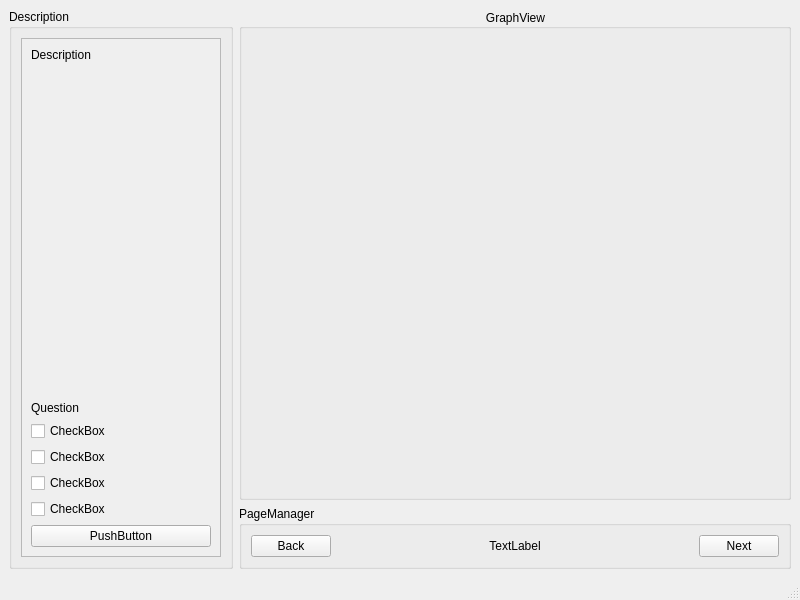
Aleko-Louras/DSFO, file DSFO/mainwindow.ui: the form before one commit.
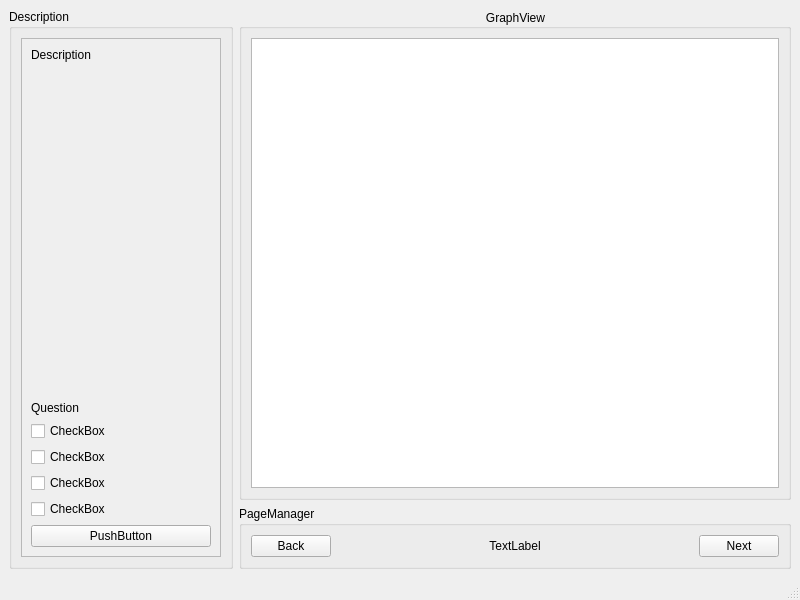
The form after the commit. The open tabs and pages were chosen to show the change. Custom widgets are drawn as their Qt base class.

Commit message: Major refactor of GraphView structure.

```diff
--- a/DSFO/mainwindow.ui
+++ b/DSFO/mainwindow.ui
@@ -180,7 +180,7 @@
       <property name="alignment">
        <set>Qt::AlignCenter</set>
       </property>
-      <layout class="QHBoxLayout" name="horizontalLayout">
+      <layout class="QVBoxLayout" name="verticalLayout_3">
        <item>
         <widget class="QStackedWidget" name="stackedPages">
          <property name="currentIndex">
@@ -198,17 +198,55 @@
            </property>
           </widget>
          </widget>
-         <widget class="QWidget" name="graphPage">
-          <widget class="GraphView" name="widget" native="true">
-           <property name="geometry">
-            <rect>
-             <x>0</x>
-             <y>0</y>
-             <width>530</width>
-             <height>420</height>
-            </rect>
+         <widget class="QWidget" name="page_1">
+          <property name="sizePolicy">
+           <sizepolicy hsizetype="MinimumExpanding" vsizetype="MinimumExpanding">
+            <horstretch>0</horstretch>
+            <verstretch>0</verstretch>
+           </sizepolicy>
+          </property>
+          <layout class="QHBoxLayout" name="horizontalLayout">
+           <property name="leftMargin">
+            <number>0</number>
            </property>
-          </widget>
+           <property name="topMargin">
+            <number>0</number>
+           </property>
+           <property name="rightMargin">
+            <number>0</number>
+           </property>
+           <property name="bottomMargin">
+            <number>0</number>
+           </property>
+           <item>
+            <widget class="GraphView" name="graphicsView">
+             <property name="sizePolicy">
+              <sizepolicy hsizetype="Preferred" vsizetype="Preferred">
+               <horstretch>0</horstretch>
+               <verstretch>0</verstretch>
+              </sizepolicy>
+             </property>
+             <property name="minimumSize">
+              <size>
+               <width>500</width>
+               <height>400</height>
+              </size>
+             </property>
+             <property name="lineWidth">
+              <number>0</number>
+             </property>
+             <property name="verticalScrollBarPolicy">
+              <enum>Qt::ScrollBarAlwaysOff</enum>
+             </property>
+             <property name="horizontalScrollBarPolicy">
+              <enum>Qt::ScrollBarAlwaysOff</enum>
+             </property>
+             <property name="sizeAdjustPolicy">
+              <enum>QAbstractScrollArea::AdjustToContents</enum>
+             </property>
+            </widget>
+           </item>
+          </layout>
          </widget>
          <widget class="QWidget" name="page_2">
           <property name="sizePolicy">
@@ -295,12 +333,6 @@
   <widget class="QStatusBar" name="statusbar"/>
  </widget>
  <customwidgets>
-  <customwidget>
-   <class>GraphView</class>
-   <extends>QWidget</extends>
-   <header>graphview.h</header>
-   <container>1</container>
-  </customwidget>
   <customwidget>
    <class>Title</class>
    <extends>QWidget</extends>
@@ -312,6 +344,11 @@
    <extends>QGraphicsView</extends>
    <header>stackview.h</header>
   </customwidget>
+  <customwidget>
+   <class>GraphView</class>
+   <extends>QGraphicsView</extends>
+   <header>graphview.h</header>
+  </customwidget>
  </customwidgets>
  <resources/>
  <connections/>
```
Left out of the diff: 2 changed lines with no effect on the pictures. The commit also changes 7 other files.
